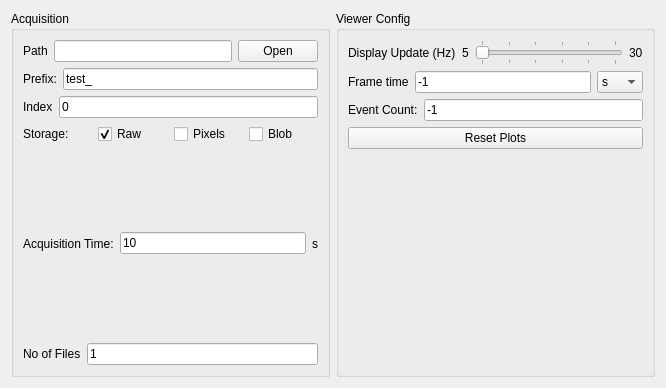
Above: pymepixviewer/pymepixviewer/panels/ui/acqconfig.ui from CFEL-CMI/pymepix before the change. Below: the same form after it.
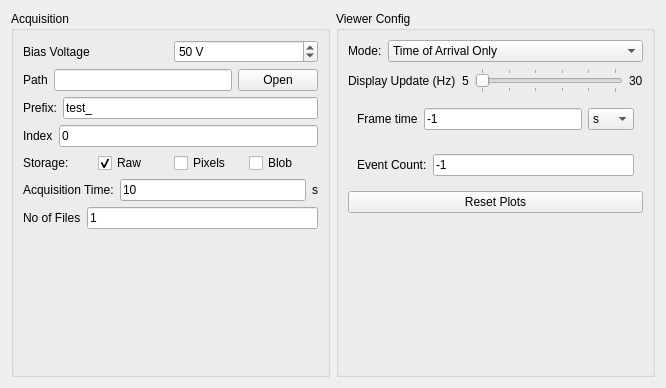
That is the form after the change.

Commit message: Acq panel now has mode selection combo box

Diff of the .ui file:
```diff
--- a/pymepixviewer/pymepixviewer/panels/ui/acqconfig.ui
+++ b/pymepixviewer/pymepixviewer/panels/ui/acqconfig.ui
@@ -22,6 +22,36 @@
         <string>Acquisition</string>
        </property>
        <layout class="QVBoxLayout" name="verticalLayout_2">
+        <item>
+         <layout class="QHBoxLayout" name="horizontalLayout_16">
+          <item>
+           <widget class="QLabel" name="label_17">
+            <property name="text">
+             <string>Bias Voltage</string>
+            </property>
+           </widget>
+          </item>
+          <item>
+           <widget class="QSpinBox" name="bias_voltage">
+            <property name="suffix">
+             <string> V</string>
+            </property>
+            <property name="prefix">
+             <string/>
+            </property>
+            <property name="minimum">
+             <number>12</number>
+            </property>
+            <property name="maximum">
+             <number>104</number>
+            </property>
+            <property name="value">
+             <number>50</number>
+            </property>
+           </widget>
+          </item>
+         </layout>
+        </item>
         <item>
          <layout class="QHBoxLayout" name="horizontalLayout_4">
           <item>
@@ -160,6 +190,19 @@
           </item>
          </layout>
         </item>
+        <item>
+         <spacer name="verticalSpacer_2">
+          <property name="orientation">
+           <enum>Qt::Vertical</enum>
+          </property>
+          <property name="sizeHint" stdset="0">
+           <size>
+            <width>20</width>
+            <height>40</height>
+           </size>
+          </property>
+         </spacer>
+        </item>
        </layout>
       </widget>
      </item>
@@ -169,6 +212,60 @@
         <string>Viewer Config</string>
        </property>
        <layout class="QVBoxLayout" name="verticalLayout">
+        <item>
+         <layout class="QHBoxLayout" name="horizontalLayout_17">
+          <item>
+           <widget class="QLabel" name="label_18">
+            <property name="sizePolicy">
+             <sizepolicy hsizetype="Fixed" vsizetype="Preferred">
+              <horstretch>0</horstretch>
+              <verstretch>0</verstretch>
+             </sizepolicy>
+            </property>
+            <property name="text">
+             <string>Mode:</string>
+            </property>
+           </widget>
+          </item>
+          <item>
+           <widget class="QComboBox" name="mode_box">
+            <property name="sizePolicy">
+             <sizepolicy hsizetype="Preferred" vsizetype="Fixed">
+              <horstretch>0</horstretch>
+              <verstretch>0</verstretch>
+             </sizepolicy>
+            </property>
+            <property name="maximumSize">
+             <size>
+              <width>16777215</width>
+              <height>16777215</height>
+             </size>
+            </property>
+            <property name="iconSize">
+             <size>
+              <width>16</width>
+              <height>16</height>
+             </size>
+            </property>
+            <item>
+             <property name="text">
+              <string>Time of Arrival Only</string>
+             </property>
+            </item>
+            <item>
+             <property name="text">
+              <string>Time of Flight Only</string>
+             </property>
+            </item>
+            <item>
+             <property name="text">
+              <string>Centroid</string>
+             </property>
+            </item>
+           </widget>
+          </item>
+         </layout>
+        </item>
         <item>
          <layout class="QHBoxLayout" name="horizontalLayout_2">
           <item>
@@ -217,7 +314,8 @@
          </layout>
         </item>
         <item>
-         <layout class="QHBoxLayout" name="horizontalLayout_15">
+         <widget class="QWidget" name="framelayout" native="true">
+          <layout class="QHBoxLayout" name="frametimelayout">
           <item>
            <widget class="QLabel" name="label_16">
             <property name="text">
@@ -268,9 +366,11 @@
            </widget>
           </item>
          </layout>
+         </widget>
         </item>
         <item>
-         <layout class="QHBoxLayout" name="horizontalLayout_3">
+         <widget class="QWidget" name="eventwidget" native="true">
+          <layout class="QHBoxLayout" name="eventlayout">
           <item>
            <widget class="QLabel" name="label_4">
             <property name="text">
@@ -289,6 +389,7 @@
            </widget>
           </item>
          </layout>
+         </widget>
         </item>
         <item>
          <widget class="QPushButton" name="reset_plots">
```
Lines whose indentation alone changed are shown as unchanged. The commit also changes 1 other file.
